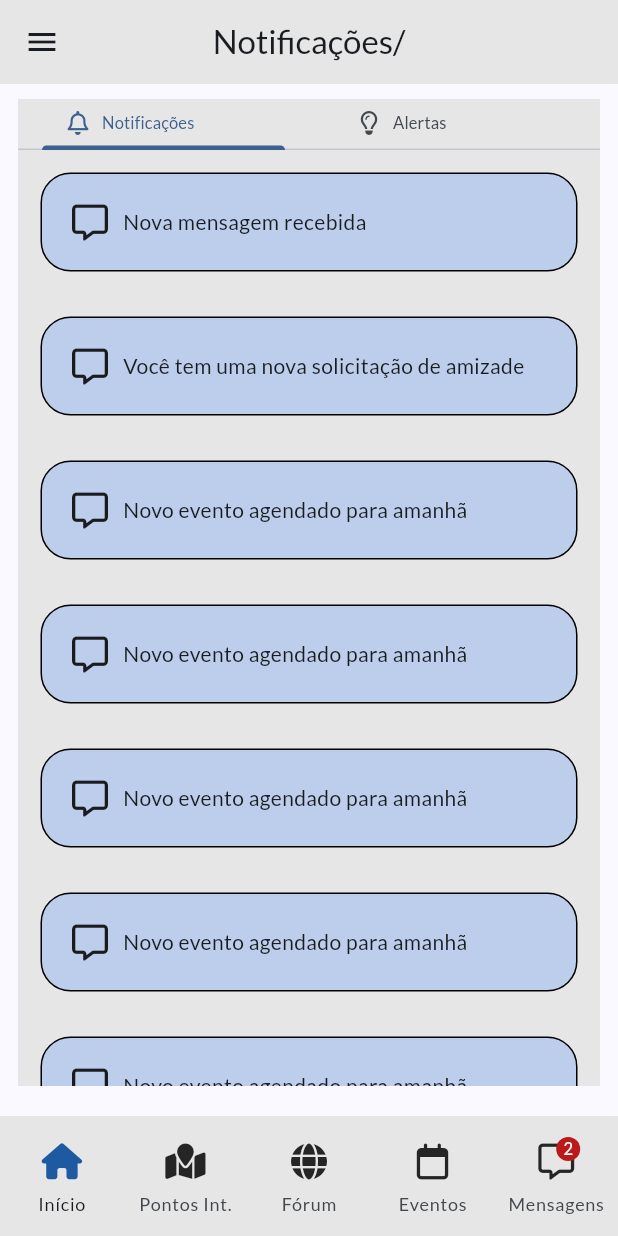
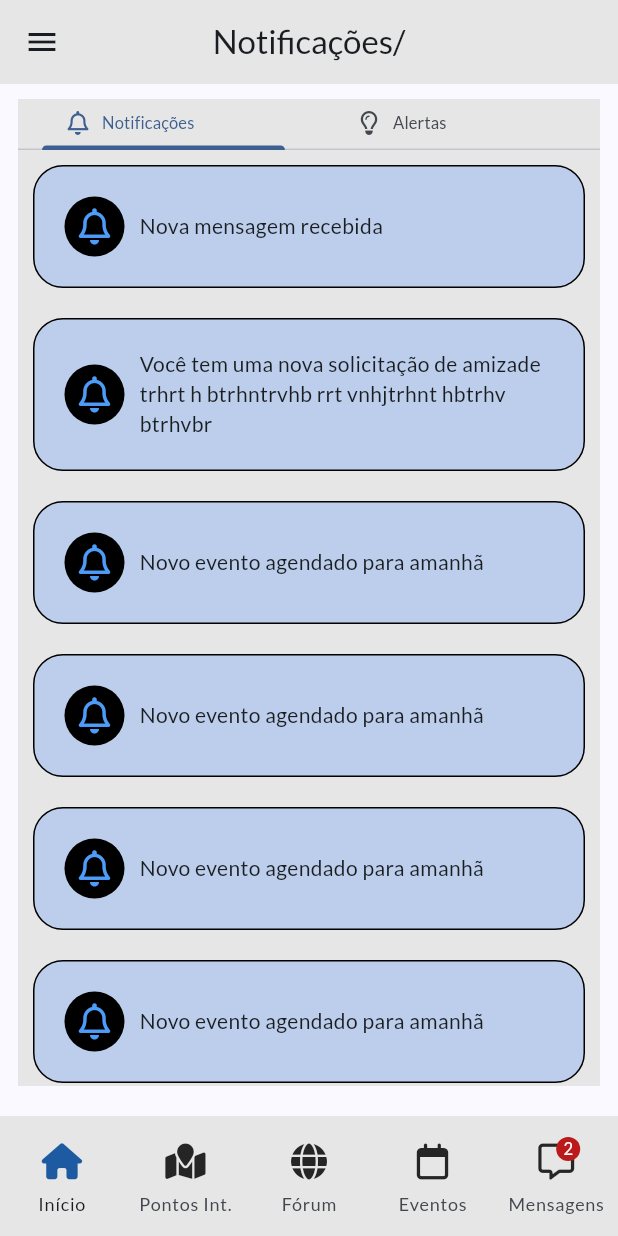
Before and after one commit to asousapt/softshares_mobile, a Flutter app: the NotificationsAlertScreen screen opened by its route, on a phone screen of 412 x 824 dp. Run offline on Flutter 3.47's test engine with Material 3 defaults, Android fonts, the phone set to English and light mode, and no system bars; our stand-ins replace font_awesome_flutter, google_fonts, package_info_plus, table_calendar; missing offline and left inert: country_flags; generated files the repository leaves out were written again.

Commit message:
Ecra de notificações terminado

```diff
--- a/lib/l10n/app_pt.arb
+++ b/lib/l10n/app_pt.arb
@@ -34,6 +34,5 @@
   "logout": "Desconectar",
   "paginaInicial": "Página Inicial",
   "comunidade": "Comunidade Softshares",
-  "alertas": "Alertas",
-
+  "alertas": "Alertas"
 }
--- a/lib/screens/notifications_alert.dart
+++ b/lib/screens/notifications_alert.dart
@@ -26,7 +26,10 @@ class _NotificationsAlertScreenState extends State<NotificationsAlertScreen> {
     super.initState();
     listaNotificacoes = [
       Notificacao(1, 'Nova mensagem recebida', false),
-      Notificacao(2, 'Você tem uma nova solicitação de amizade', false),
+      Notificacao(
+          2,
+          'Você tem uma nova solicitação de amizade trhrt h btrhntrvhb rrt vnhjtrhnt hbtrhv btrhvbr',
+          false),
       Notificacao(3, 'Novo evento agendado para amanhã', false),
       Notificacao(3, 'Novo evento agendado para amanhã', false),
       Notificacao(3, 'Novo evento agendado para amanhã', false),
@@ -91,18 +94,37 @@ class _NotificationsAlertScreenState extends State<NotificationsAlertScreen> {
                             return Dismissible(
                                 direction: DismissDirection.endToStart,
                                 background: Container(
+                                  padding: const EdgeInsets.only(right: 10),
+                                  alignment: Alignment.centerRight,
                                   color: Colors.red,
+                                  child: const Icon(
+                                    size: 32,
+                                    FontAwesomeIcons.trash,
+                                    color: Colors.white,
+                                  ),
                                 ),
                                 key: ValueKey<int>(e.notificacaoId),
                                 onDismissed: (direction) {
-                                  print(e.notificacaoId);
+                                  // vai invocar o méroto que marca como lida a notificação
                                 },
-                                child: NotificationCard(texto: e.notificacao));
+                                child: NotificationCard(
+                                  texto: e.notificacao,
+                                  icone: const Icon(
+                                    FontAwesomeIcons.bell,
+                                    color: Color.fromRGBO(77, 156, 250, 1),
+                                  ),
+                                ));
                           }).toList(),
                         ),
                         ListView(
                           children: listaAlertas!.map((e) {
-                            return ListTile(title: Text(e.alerta));
+                            return NotificationCard(
+                              texto: e.alerta,
+                              icone: const Icon(
+                                FontAwesomeIcons.lightbulb,
+                                color: Color.fromRGBO(77, 156, 250, 1),
+                              ),
+                            );
                           }).toList(),
                         ),
                       ],
--- a/lib/widgets/gerais/notificacoes/notification_item.dart
+++ b/lib/widgets/gerais/notificacoes/notification_item.dart
@@ -5,15 +5,17 @@ class NotificationCard extends StatelessWidget {
   const NotificationCard({
     super.key,
     required this.texto,
+    required this.icone,
   });
 
   final String texto;
+  final Icon icone;
 
   @override
   Widget build(BuildContext context) {
     return Container(
       padding: const EdgeInsets.all(20),
-      margin: const EdgeInsets.all(15),
+      margin: const EdgeInsets.all(10),
       decoration: BoxDecoration(
         color: const Color.fromRGBO(188, 206, 235, 1),
         borderRadius: BorderRadius.circular(20),
@@ -24,13 +26,14 @@ class NotificationCard extends StatelessWidget {
         children: [
           Row(
             children: [
-              const Icon(
-                FontAwesomeIcons.message,
-              ),
+              CircleAvatar(backgroundColor: Colors.black, child: icone),
               const SizedBox(width: 10),
-              Text(
-                texto,
-                maxLines: 3,
+              Flexible(
+                child: Text(
+                  texto,
+                  maxLines: 3,
+                  overflow: TextOverflow.ellipsis,
+                ),
               ),
             ],
           )
```
